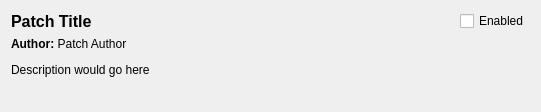
First picture: the form in src/duckstation-qt/gamepatchdetailswidget.ui, repository kofxi3584karlayang/duckstation, before the edit.
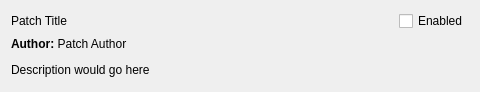
Second picture: the form after the edit.

Commit message: Qt: Fix sizing of patch detail widgets

```diff
--- a/src/duckstation-qt/gamepatchdetailswidget.ui
+++ b/src/duckstation-qt/gamepatchdetailswidget.ui
@@ -6,82 +6,44 @@
    <rect>
     <x>0</x>
     <y>0</y>
-    <width>541</width>
-    <height>112</height>
+    <width>480</width>
+    <height>92</height>
    </rect>
   </property>
   <property name="sizePolicy">
-   <sizepolicy hsizetype="Expanding" vsizetype="MinimumExpanding">
+   <sizepolicy hsizetype="Expanding" vsizetype="Minimum">
     <horstretch>0</horstretch>
     <verstretch>0</verstretch>
    </sizepolicy>
   </property>
-  <layout class="QVBoxLayout" name="verticalLayout_2" stretch="0,1">
-   <item>
-    <layout class="QHBoxLayout" name="horizontalLayout">
-     <item>
-      <widget class="QLabel" name="name">
-       <property name="sizePolicy">
-        <sizepolicy hsizetype="Expanding" vsizetype="Preferred">
-         <horstretch>0</horstretch>
-         <verstretch>0</verstretch>
-        </sizepolicy>
-       </property>
-       <property name="font">
-        <font>
-         <pointsize>12</pointsize>
-         <bold>true</bold>
-        </font>
-       </property>
-       <property name="text">
-        <string>Patch Title</string>
-       </property>
-       <property name="wordWrap">
-        <bool>true</bool>
-       </property>
-      </widget>
-     </item>
-     <item>
-      <spacer name="horizontalSpacer">
-       <property name="orientation">
-        <enum>Qt::Orientation::Horizontal</enum>
-       </property>
-       <property name="sizeHint" stdset="0">
-        <size>
-         <width>40</width>
-         <height>20</height>
-        </size>
-       </property>
-      </spacer>
-     </item>
-     <item>
-      <layout class="QVBoxLayout" name="verticalLayout">
-       <item>
-        <widget class="QCheckBox" name="enabled">
-         <property name="text">
-          <string>Enabled</string>
-         </property>
-        </widget>
-       </item>
-       <item>
-        <spacer name="verticalSpacer">
-         <property name="orientation">
-          <enum>Qt::Orientation::Vertical</enum>
-         </property>
-         <property name="sizeHint" stdset="0">
-          <size>
-           <width>20</width>
-           <height>0</height>
-          </size>
-         </property>
-        </spacer>
-       </item>
-      </layout>
-     </item>
-    </layout>
+  <property name="minimumSize">
+   <size>
+    <width>480</width>
+    <height>0</height>
+   </size>
+  </property>
+  <layout class="QGridLayout" name="gridLayout">
+   <item row="0" column="1">
+    <widget class="QCheckBox" name="enabled">
+     <property name="text">
+      <string>Enabled</string>
+     </property>
+    </widget>
    </item>
-   <item>
+   <item row="1" column="0" colspan="2">
     <widget class="QLabel" name="description">
+     <property name="sizePolicy">
+      <sizepolicy hsizetype="Preferred" vsizetype="Minimum">
+       <horstretch>0</horstretch>
+       <verstretch>0</verstretch>
+      </sizepolicy>
+     </property>
+     <property name="minimumSize">
+      <size>
+       <width>480</width>
+       <height>0</height>
+      </size>
+     </property>
      <property name="text">
       <string>&lt;html&gt;&lt;head/&gt;&lt;body&gt;&lt;p&gt;&lt;span style=&quot; font-weight:700;&quot;&gt;Author: &lt;/span&gt;Patch Author&lt;/p&gt;&lt;p&gt;Description would go here&lt;/p&gt;&lt;/body&gt;&lt;/html&gt;</string>
      </property>
@@ -93,6 +55,22 @@
      </property>
     </widget>
    </item>
+   <item row="0" column="0">
+    <widget class="QLabel" name="name">
+     <property name="sizePolicy">
+      <sizepolicy hsizetype="Expanding" vsizetype="Preferred">
+       <horstretch>0</horstretch>
+       <verstretch>0</verstretch>
+      </sizepolicy>
+     </property>
+     <property name="text">
+      <string>Patch Title</string>
+     </property>
+     <property name="wordWrap">
+      <bool>true</bool>
+     </property>
+    </widget>
+   </item>
   </layout>
  </widget>
  <resources/>
```
The commit also changes 2 other files.
